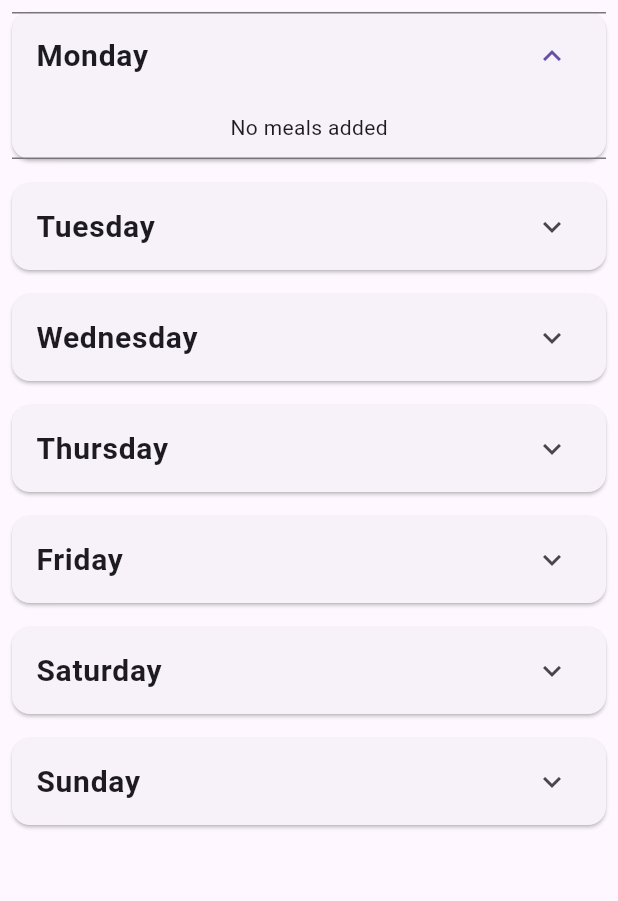
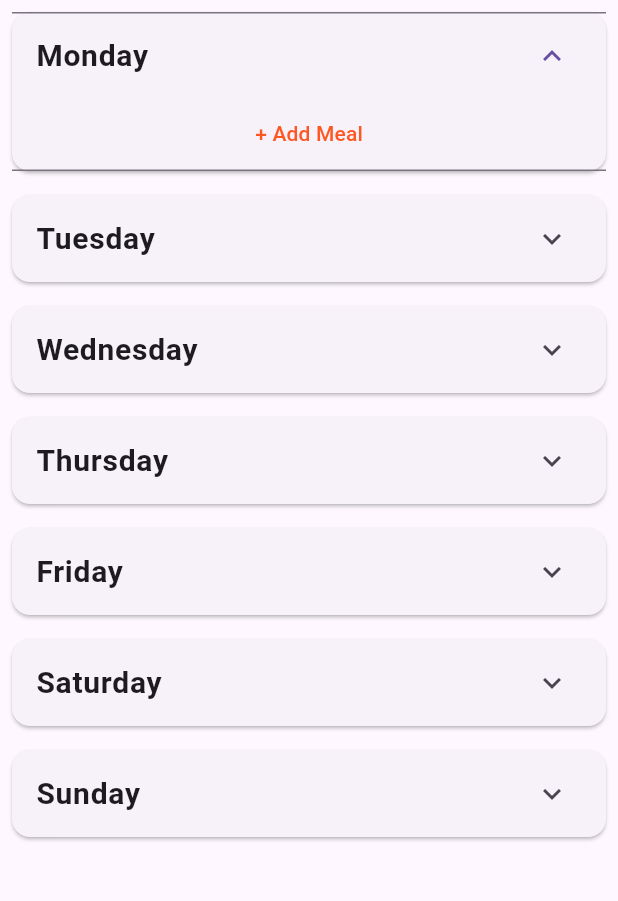
Before and after one commit to sricharan8462/MealandRecipePlanner, a Flutter app: the MealPlannerScreen screen opened by its route, after a tap on "Monday", on a phone screen of 412 x 824 dp, the part 84-985 px from its top. Run offline on Flutter 3.47's test engine with Material 3 defaults, Android fonts, the light colour scheme and no system bars.

Commit message:
Add Button to Add Meals

```diff
--- a/lib/screens/meal_planner_screen.dart
+++ b/lib/screens/meal_planner_screen.dart
@@ -20,6 +20,42 @@ class _MealPlannerScreenState extends State<MealPlannerScreen> {
     "Sunday": [],
   };
 
+  List<String> allRecipes = [
+    "Vegan Salad",
+    "Gluten-Free Pasta",
+    "Chicken Stir Fry",
+    "Mushroom Risotto",
+    "Grilled Salmon",
+    "Quinoa Bowl",
+    "Tofu Stir Fry",
+    "Beef Tacos",
+    "Cauliflower Rice",
+    "Paneer Butter Masala"
+  ];
+
+  void _addMeal(String day) {
+    showModalBottomSheet(
+      context: context,
+      builder: (context) {
+        return ListView.builder(
+          itemCount: allRecipes.length,
+          itemBuilder: (context, index) {
+            return ListTile(
+              title: Text(allRecipes[index]),
+              onTap: () {
+                setState(() {
+                  mealPlan[day]!.add(allRecipes[index]);
+                });
+                widget.updateGroceryList(mealPlan);
+                Navigator.pop(context);
+              },
+            );
+          },
+        );
+      },
+    );
+  }
+
   @override
   Widget build(BuildContext context) {
     return Scaffold(
@@ -30,9 +66,13 @@ class _MealPlannerScreenState extends State<MealPlannerScreen> {
             margin: EdgeInsets.all(8),
             child: ExpansionTile(
               title: Text(day, style: TextStyle(fontSize: 20, fontWeight: FontWeight.bold)),
-              children: mealPlan[day]!.isEmpty
-                  ? [Padding(padding: EdgeInsets.all(10), child: Text("No meals added"))]
-                  : mealPlan[day]!.map((meal) => ListTile(title: Text(meal))).toList(),
+              children: [
+                ...mealPlan[day]!.map((meal) => ListTile(title: Text(meal))).toList(),
+                TextButton(
+                  onPressed: () => _addMeal(day),
+                  child: Text("+ Add Meal", style: TextStyle(color: Colors.deepOrange)),
+                ),
+              ],
             ),
           );
         }).toList(),
```
